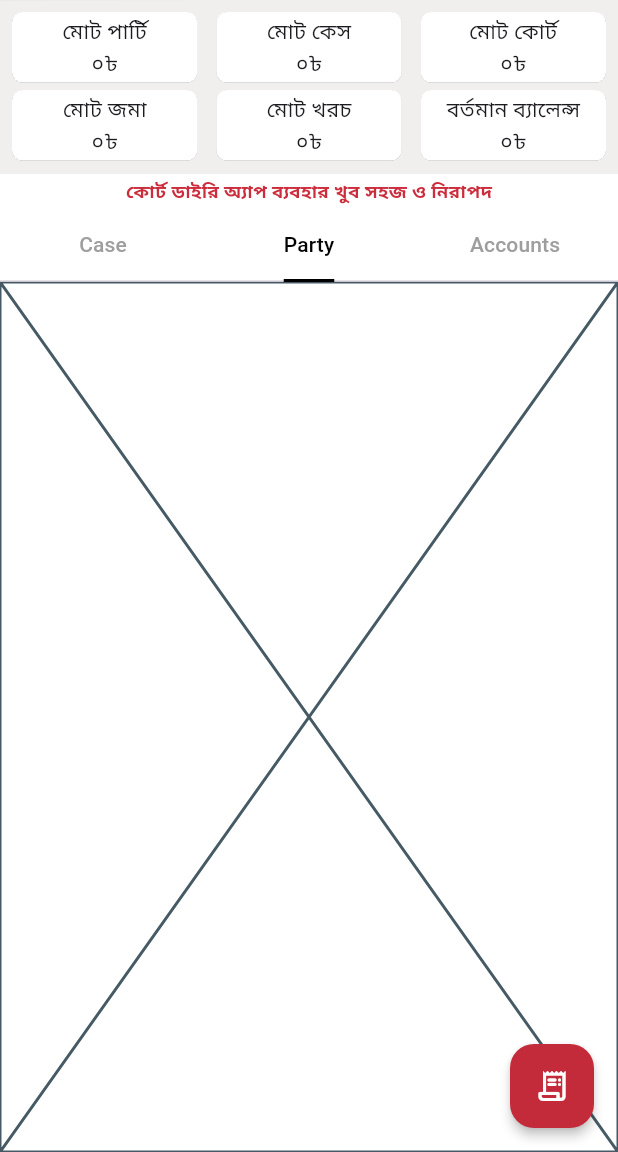
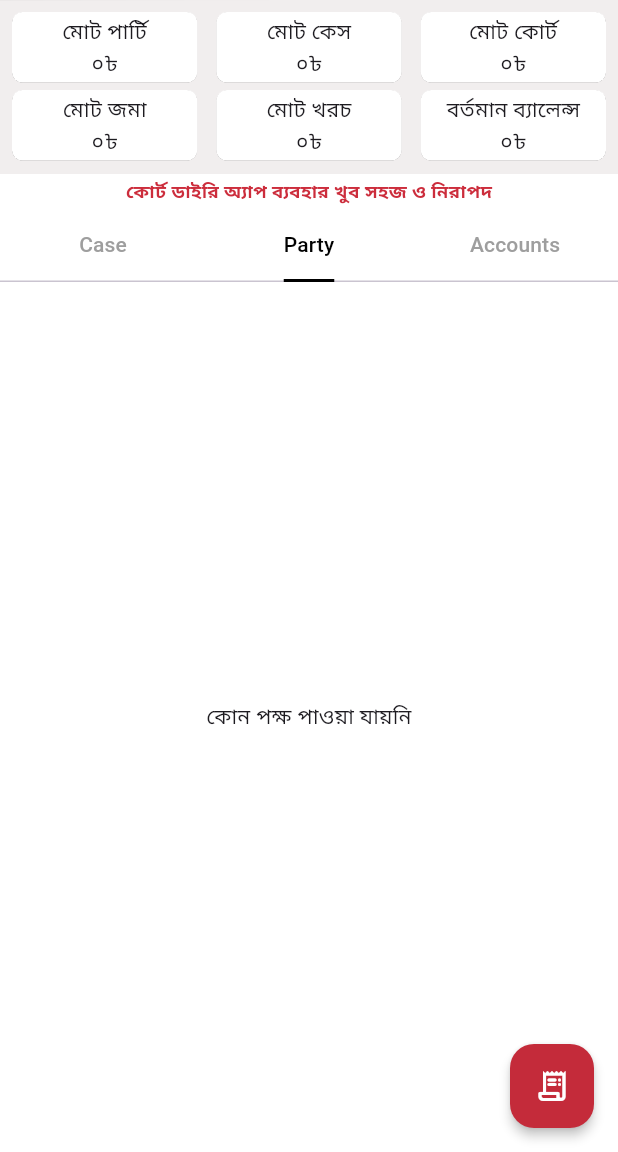
Before and after one commit to mahbubhswe/court-dairy, a Flutter app: the screen it shows once a user with an empty profile is signed in, tab 2 chosen, after a tap on the "receipt long" icon, on a phone screen of 412 x 824 dp, the part 84-1236 px from its top. Run offline on Flutter 3.47's test engine with Material 3 defaults, Android fonts, the light colour scheme and no system bars; drawn by our look-alikes of animated_text_kit; our stand-ins replace animated_splash_screen, auth_buttons, cached_network_image, cloud_firestore, cloud_functions, dio and 16 more; missing offline and left inert: android_intent_plus, flutter_bkash, in_app_update; accounts and stored records are empty.

Commit message:
Add party listing with controller and service

```diff
--- /dev/null
+++ b/lib/modules/party/controllers/party_controller.dart
@@ -0,0 +1,29 @@
+import 'package:get/get.dart';
+
+import '../../../models/party.dart';
+import '../../../services/app_firebase.dart';
+import '../services/party_service.dart';
+
+class PartyController extends GetxController {
+  final RxList<Party> parties = <Party>[].obs;
+  final RxBool isLoading = true.obs;
+
+  @override
+  void onInit() {
+    super.onInit();
+    _loadParties();
+  }
+
+  void _loadParties() {
+    final user = AppFirebase().currentUser;
+    if (user == null) {
+      isLoading.value = false;
+      return;
+    }
+
+    PartyService.getParties(user.uid).listen((data) {
+      parties.value = data;
+      isLoading.value = false;
+    });
+  }
+}
--- a/lib/modules/party/screens/party_screen.dart
+++ b/lib/modules/party/screens/party_screen.dart
@@ -1,10 +1,34 @@
 import 'package:flutter/material.dart';
+import 'package:get/get.dart';
+
+import '../controllers/party_controller.dart';
 
 class PartyScreen extends StatelessWidget {
   const PartyScreen({super.key});
 
   @override
   Widget build(BuildContext context) {
-    return const Placeholder();
+    final controller = Get.put(PartyController());
+    return Obx(() {
+      if (controller.isLoading.value) {
+        return const Center(child: CircularProgressIndicator());
+      }
+      if (controller.parties.isEmpty) {
+        return const Center(child: Text('কোন পক্ষ পাওয়া যায়নি'));
+      }
+      return ListView.builder(
+        itemCount: controller.parties.length,
+        itemBuilder: (context, index) {
+          final party = controller.parties[index];
+          return ListTile(
+            leading: party.photoUrl != null
+                ? CircleAvatar(backgroundImage: NetworkImage(party.photoUrl!))
+                : const CircleAvatar(child: Icon(Icons.person)),
+            title: Text(party.name),
+            subtitle: Text(party.phone),
+          );
+        },
+      );
+    });
   }
 }
--- a/lib/modules/party/services/party_service.dart
+++ b/lib/modules/party/services/party_service.dart
@@ -18,4 +18,14 @@ class PartyService {
     await ref.putFile(file);
     return await ref.getDownloadURL();
   }
+
+  static Stream<List<Party>> getParties(String lawyerId) {
+    return _firestore
+        .collection(AppCollections.parties)
+        .where('lawyerId', isEqualTo: lawyerId)
+        .snapshots()
+        .map((snapshot) => snapshot.docs
+            .map((doc) => Party.fromMap(doc.data(), docId: doc.id))
+            .toList());
+  }
 }
```
